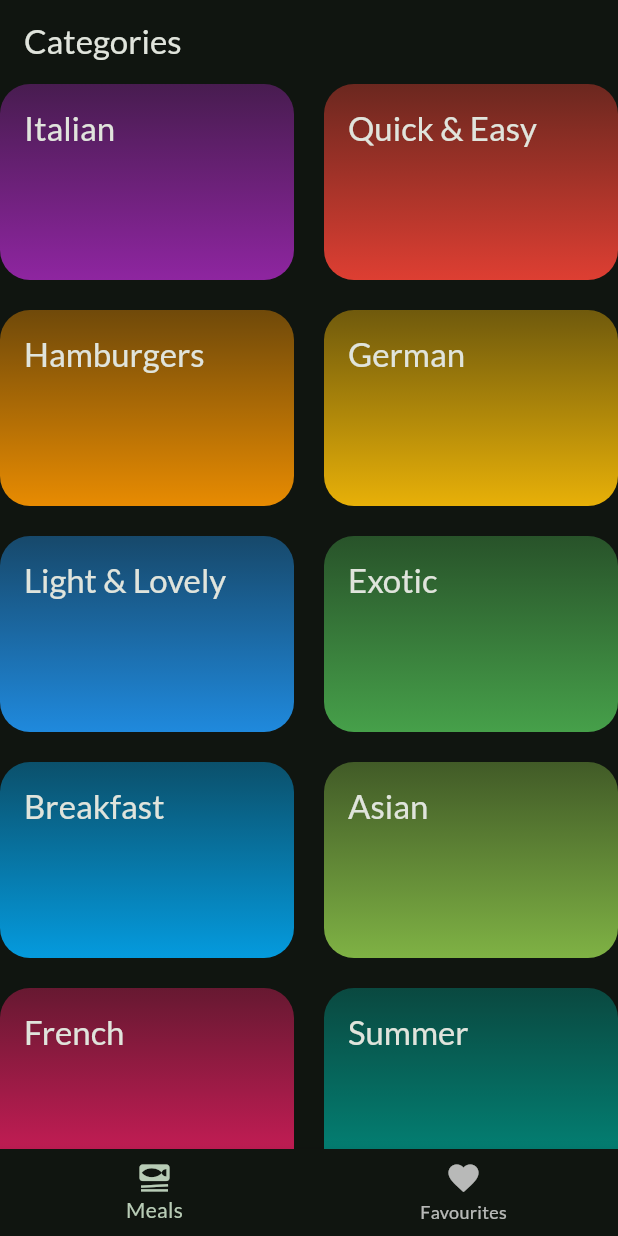
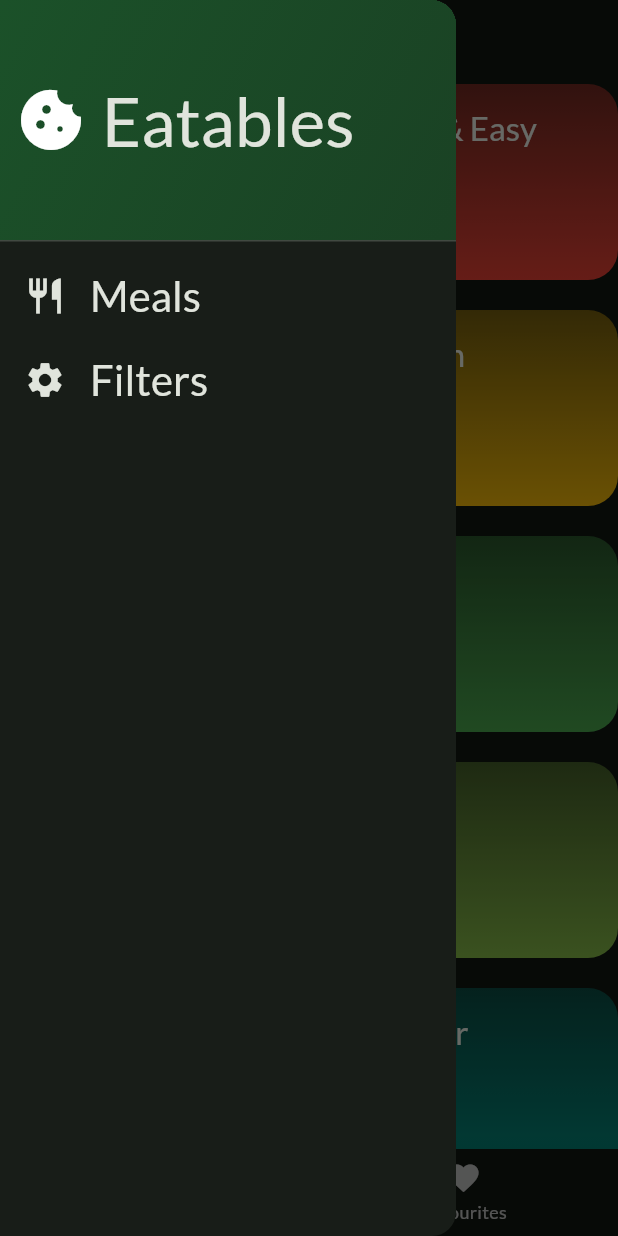
Before and after one commit to Sahilkumr/Eatables, a Flutter app: the screen it shows after launch, with the side drawer open (before the commit the screen has no drawer), on a phone screen of 412 x 824 dp. Run offline on Flutter 3.47's test engine with Material 3 defaults, Android fonts, the phone set to English and light mode, and no system bars; our stand-ins replace google_fonts, transparent_image.

Commit message:
Side Drawer Added

```diff
--- /dev/null
+++ b/lib/widgets/main_drawer.dart
@@ -0,0 +1,79 @@
+import 'package:flutter/material.dart';
+
+class MainDrawer extends StatelessWidget {
+  const MainDrawer({super.key, required this.onSelectDrawerOption});
+
+  final void Function(String screen) onSelectDrawerOption;
+
+  @override
+  Widget build(BuildContext context) {
+    return Drawer(
+      child: Column(
+        children: [
+          DrawerHeader(
+            padding: const EdgeInsets.all(10),
+            decoration: BoxDecoration(
+              gradient: LinearGradient(
+                colors: [
+                  Theme.of(context).colorScheme.primaryContainer,
+                  Theme.of(context)
+                      .colorScheme
+                      .primaryContainer
+                      .withOpacity(.7),
+                ],
+                begin: Alignment.topLeft,
+                end: Alignment.bottomRight,
+              ),
+            ),
+            child: Row(
+              children: [
+                const Icon(
+                  Icons.cookie,
+                  size: 48,
+                ),
+                const SizedBox(
+                  width: 10,
+                ),
+                Text(
+                  'Eatables',
+                  style: Theme.of(context).textTheme.displayMedium!.copyWith(
+                      color: Theme.of(context).colorScheme.onBackground),
+                ),
+              ],
+            ),
+          ),
+          ListTile(
+            leading: Icon(
+              Icons.restaurant_outlined,
+              size: 28,
+              color: Theme.of(context).colorScheme.onBackground,
+            ),
+            title: Text(
+              'Meals',
+              style: Theme.of(context)
+                  .textTheme
+                  .headlineMedium!
+                  .copyWith(color: Theme.of(context).colorScheme.onBackground),
+            ),
+            onTap: () {onSelectDrawerOption('Meals');},
+          ),
+          ListTile(
+            leading: Icon(
+              Icons.settings,
+              size: 28,
+              color: Theme.of(context).colorScheme.onBackground,
+            ),
+            title: Text(
+              'Filters',
+              style: Theme.of(context)
+                  .textTheme
+                  .headlineMedium!
+                  .copyWith(color: Theme.of(context).colorScheme.onBackground),
+            ),
+            onTap: () {onSelectDrawerOption('Filters');},
+          ),
+        ],
+      ),
+    );
+  }
+}
```
Also changed, not shown: lib/screens/filters.dart (added, +34 -0 lines), lib/screens/tabs.dart (+15 -4 lines).
